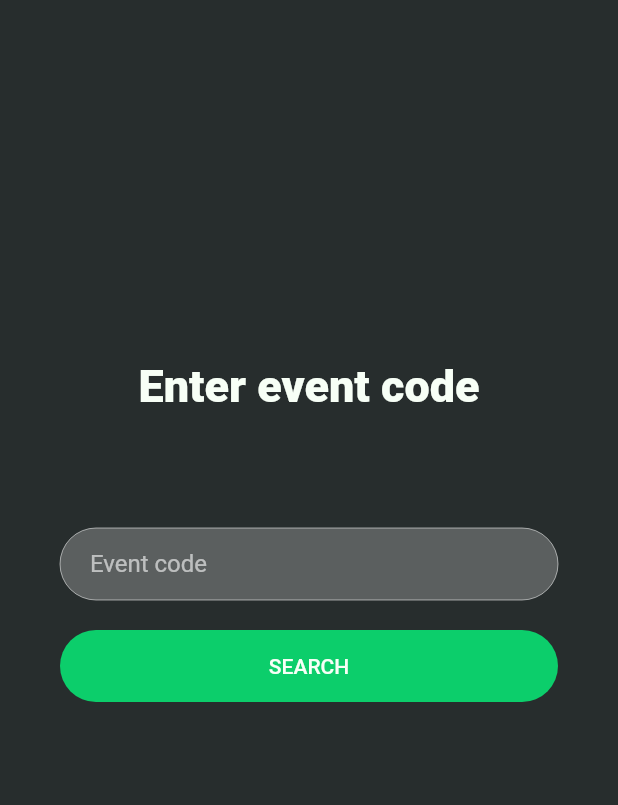
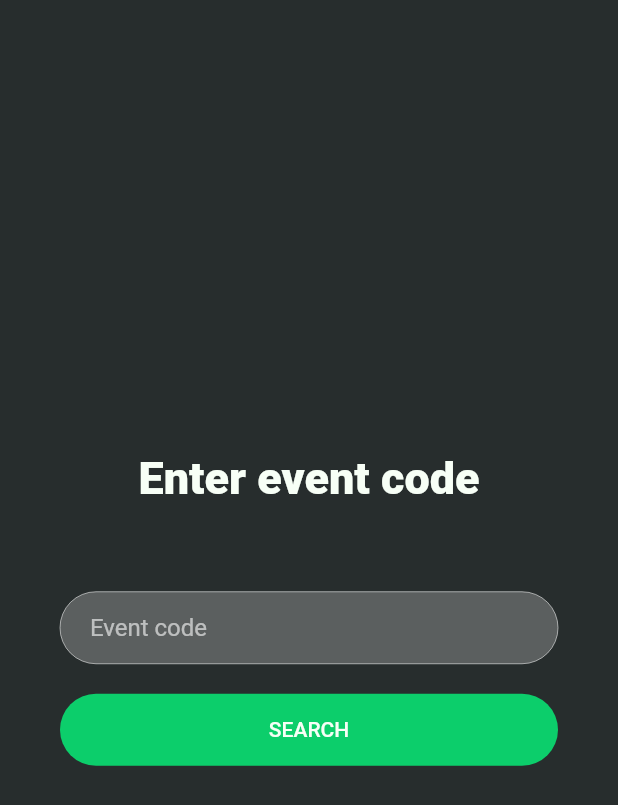
Before and after one commit to paulMoose/eventify, a Flutter app: the CodeScreen screen opened by its route, on a phone screen of 412 x 824 dp. Shown: the top 805 px of the screen. Run offline on Flutter 3.47's test engine with Material 2 defaults, Android fonts, the phone set to English and light mode, and no system bars.

Commit message:
Fix code screen bug

```diff
--- a/lib/main.dart
+++ b/lib/main.dart
@@ -30,7 +30,7 @@ class Eventify extends StatelessWidget {
         ),
       ),
       debugShowCheckedModeBanner: false,
-      initialRoute: EventRoomHomeScreen.id,
+      initialRoute: HomeScreen.id,
       routes: {
         WelcomeScreen.id: (context) => WelcomeScreen(),
         LoginScreen.id: (context) => LoginScreen(),
--- a/lib/screens/code_screen.dart
+++ b/lib/screens/code_screen.dart
@@ -18,26 +18,23 @@ class _CodeScreenState extends State<CodeScreen> {
       body: Stack(
         children: <Widget>[
           Padding(
-            padding: EdgeInsets.symmetric(vertical: 240.0),
-            child: Align(
-              alignment: Alignment.topCenter,
-              child: Text(
-                'Enter event code',
-                style: TextStyle(
-                    color: Color(0xFFF7FFF6),
-                    fontWeight: FontWeight.w900,
-                    fontSize: 30.0
-                ),
-              ),
-            ),
-          ),
-          Padding(
             padding: EdgeInsets.symmetric(horizontal: 40.0),
             child: Column(
               mainAxisAlignment: MainAxisAlignment.center,
               crossAxisAlignment: CrossAxisAlignment.stretch,
               children: <Widget>[
-
+                Align(
+                  alignment: Alignment.topCenter,
+                  child: Text(
+                    'Enter event code',
+                    style: TextStyle(
+                        color: Color(0xFFF7FFF6),
+                        fontWeight: FontWeight.w900,
+                        fontSize: 30.0
+                    ),
+                  ),
+                ),
+                SizedBox(height: 50.0),
                 TransparentRoundedInputWidget(
                   hintText: 'Event code',
                 ),
```
